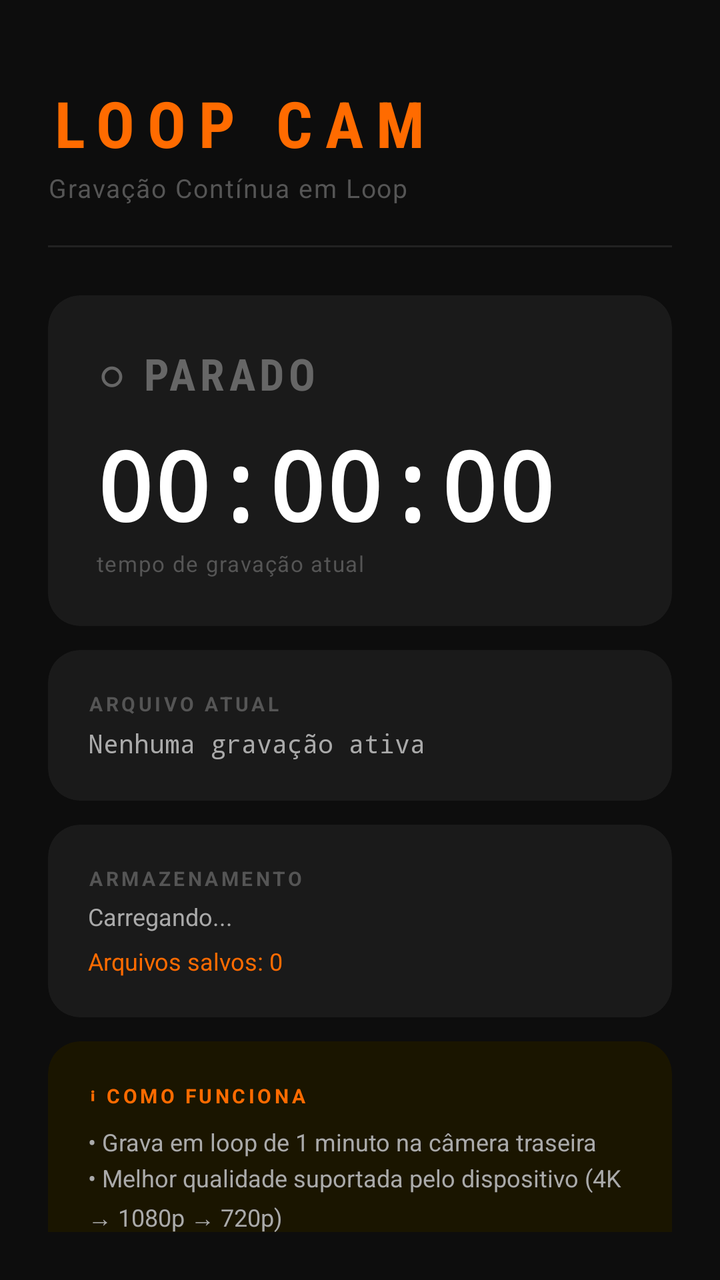
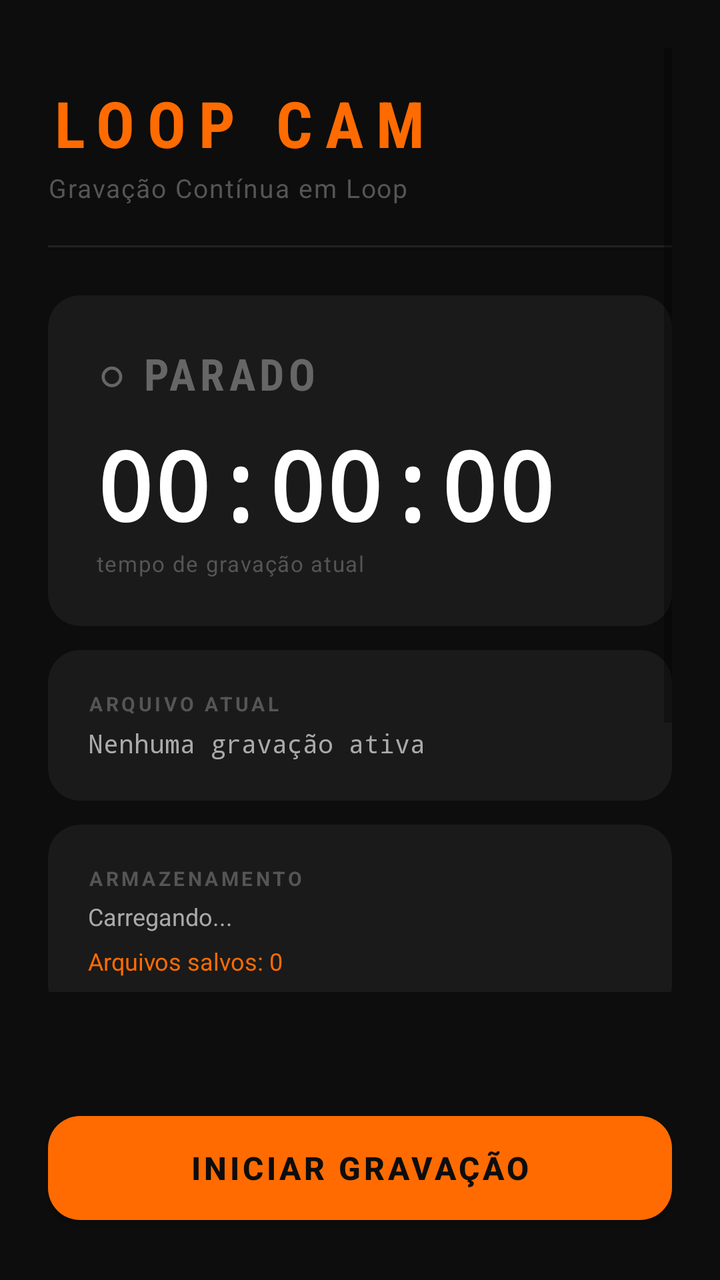

Before-and-after screenshots of an Android layout around one commit, followed by the original layout XML and the change that was made.
<!-- AndroidManifest.xml: application theme Theme.LoopCam -->
<!-- res/layout/activity_main.xml -->
<?xml version="1.0" encoding="utf-8"?>
<androidx.constraintlayout.widget.ConstraintLayout
    xmlns:android="http://schemas.android.com/apk/res/android"
    xmlns:app="http://schemas.android.com/apk/res-auto"
    android:layout_width="match_parent"
    android:layout_height="match_parent"
    android:background="@color/bg_dark"
    android:padding="24dp">

    
    <TextView
        android:id="@+id/tvAppName"
        android:layout_width="wrap_content"
        android:layout_height="wrap_content"
        android:text="LOOP CAM"
        android:textSize="32sp"
        android:textStyle="bold"
        android:letterSpacing="0.2"
        android:textColor="@color/accent_orange"
        android:fontFamily="sans-serif-condensed"
        app:layout_constraintTop_toTopOf="parent"
        app:layout_constraintStart_toStartOf="parent"
        android:layout_marginTop="16dp" />

    <TextView
        android:id="@+id/tvSubtitle"
        android:layout_width="wrap_content"
        android:layout_height="wrap_content"
        android:text="Gravação Contínua em Loop"
        android:textSize="13sp"
        android:textColor="@color/text_dim"
        android:letterSpacing="0.05"
        app:layout_constraintTop_toBottomOf="@id/tvAppName"
        app:layout_constraintStart_toStartOf="parent"
        android:layout_marginTop="2dp" />

    
    <View
        android:id="@+id/divider"
        android:layout_width="0dp"
        android:layout_height="1dp"
        android:background="@color/divider_color"
        android:layout_marginTop="20dp"
        app:layout_constraintTop_toBottomOf="@id/tvSubtitle"
        app:layout_constraintStart_toStartOf="parent"
        app:layout_constraintEnd_toEndOf="parent" />

    
    <androidx.cardview.widget.CardView
        android:id="@+id/cardStatus"
        android:layout_width="0dp"
        android:layout_height="wrap_content"
        android:layout_marginTop="24dp"
        app:cardBackgroundColor="@color/card_bg"
        app:cardCornerRadius="16dp"
        app:cardElevation="0dp"
        app:layout_constraintTop_toBottomOf="@id/divider"
        app:layout_constraintStart_toStartOf="parent"
        app:layout_constraintEnd_toEndOf="parent">

        <LinearLayout
            android:layout_width="match_parent"
            android:layout_height="wrap_content"
            android:orientation="vertical"
            android:padding="24dp">

            <TextView
                android:id="@+id/tvStatus"
                android:layout_width="wrap_content"
                android:layout_height="wrap_content"
                android:text="○ PARADO"
                android:textSize="22sp"
                android:textStyle="bold"
                android:fontFamily="sans-serif-condensed"
                android:letterSpacing="0.1"
                android:textColor="@color/stopped_gray" />

            <TextView
                android:id="@+id/tvTimer"
                android:layout_width="wrap_content"
                android:layout_height="wrap_content"
                android:text="00:00:00"
                android:textSize="48sp"
                android:textStyle="bold"
                android:fontFamily="monospace"
                android:textColor="@color/text_primary"
                android:layout_marginTop="8dp" />

            <TextView
                android:id="@+id/tvTimerLabel"
                android:layout_width="wrap_content"
                android:layout_height="wrap_content"
                android:text="tempo de gravação atual"
                android:textSize="11sp"
                android:textColor="@color/text_dim"
                android:letterSpacing="0.05" />

        </LinearLayout>
    </androidx.cardview.widget.CardView>

    
    <androidx.cardview.widget.CardView
        android:id="@+id/cardFile"
        android:layout_width="0dp"
        android:layout_height="wrap_content"
        android:layout_marginTop="12dp"
        app:cardBackgroundColor="@color/card_bg"
        app:cardCornerRadius="16dp"
        app:cardElevation="0dp"
        app:layout_constraintTop_toBottomOf="@id/cardStatus"
        app:layout_constraintStart_toStartOf="parent"
        app:layout_constraintEnd_toEndOf="parent">

        <LinearLayout
            android:layout_width="match_parent"
            android:layout_height="wrap_content"
            android:orientation="vertical"
            android:padding="20dp">

            <TextView
                android:layout_width="wrap_content"
                android:layout_height="wrap_content"
                android:text="ARQUIVO ATUAL"
                android:textSize="10sp"
                android:textColor="@color/text_dim"
                android:letterSpacing="0.15"
                android:textStyle="bold" />

            <TextView
                android:id="@+id/tvCurrentFile"
                android:layout_width="wrap_content"
                android:layout_height="wrap_content"
                android:text="Nenhuma gravação ativa"
                android:textSize="13sp"
                android:textColor="@color/text_secondary"
                android:fontFamily="monospace"
                android:layout_marginTop="4dp"
                android:ellipsize="start"
                android:singleLine="true" />

        </LinearLayout>
    </androidx.cardview.widget.CardView>

    
    <androidx.cardview.widget.CardView
        android:id="@+id/cardStats"
        android:layout_width="0dp"
        android:layout_height="wrap_content"
        android:layout_marginTop="12dp"
        app:cardBackgroundColor="@color/card_bg"
        app:cardCornerRadius="16dp"
        app:cardElevation="0dp"
        app:layout_constraintTop_toBottomOf="@id/cardFile"
        app:layout_constraintStart_toStartOf="parent"
        app:layout_constraintEnd_toEndOf="parent">

        <LinearLayout
            android:layout_width="match_parent"
            android:layout_height="wrap_content"
            android:orientation="vertical"
            android:padding="20dp">

            <TextView
                android:layout_width="wrap_content"
                android:layout_height="wrap_content"
                android:text="ARMAZENAMENTO"
                android:textSize="10sp"
                android:textColor="@color/text_dim"
                android:letterSpacing="0.15"
                android:textStyle="bold" />

            <TextView
                android:id="@+id/tvStorageInfo"
                android:layout_width="match_parent"
                android:layout_height="wrap_content"
                android:text="Carregando..."
                android:textSize="12sp"
                android:textColor="@color/text_secondary"
                android:layout_marginTop="4dp" />

            <TextView
                android:id="@+id/tvRecordingCount"
                android:layout_width="wrap_content"
                android:layout_height="wrap_content"
                android:text="Arquivos salvos: 0"
                android:textSize="12sp"
                android:textColor="@color/accent_orange"
                android:layout_marginTop="6dp" />

        </LinearLayout>
    </androidx.cardview.widget.CardView>

    
    <androidx.cardview.widget.CardView
        android:id="@+id/cardInfo"
        android:layout_width="0dp"
        android:layout_height="wrap_content"
        android:layout_marginTop="12dp"
        app:cardBackgroundColor="@color/card_bg_accent"
        app:cardCornerRadius="16dp"
        app:cardElevation="0dp"
        app:layout_constraintTop_toBottomOf="@id/cardStats"
        app:layout_constraintStart_toStartOf="parent"
        app:layout_constraintEnd_toEndOf="parent">

        <LinearLayout
            android:layout_width="match_parent"
            android:layout_height="wrap_content"
            android:orientation="vertical"
            android:padding="20dp">

            <TextView
                android:layout_width="wrap_content"
                android:layout_height="wrap_content"
                android:text="ℹ COMO FUNCIONA"
                android:textSize="10sp"
                android:textColor="@color/accent_orange"
                android:letterSpacing="0.15"
                android:textStyle="bold" />

            <TextView
                android:layout_width="match_parent"
                android:layout_height="wrap_content"
                android:text="• Grava em loop de 1 minuto na câmera traseira\n• Melhor qualidade suportada pelo dispositivo (4K → 1080p → 720p)\n• Apaga automaticamente os arquivos mais antigos quando o armazenamento encher\n• Continua gravando em background\n• Reinicia automaticamente após reinicialização do celular"
                android:textSize="12sp"
                android:textColor="@color/text_secondary"
                android:lineSpacingExtra="4dp"
                android:layout_marginTop="8dp" />

        </LinearLayout>
    </androidx.cardview.widget.CardView>

    
    <com.google.android.material.button.MaterialButton
        android:id="@+id/btnToggle"
        android:layout_width="0dp"
        android:layout_height="64dp"
        android:layout_marginTop="20dp"
        android:text="INICIAR GRAVAÇÃO"
        android:textSize="16sp"
        android:textStyle="bold"
        android:letterSpacing="0.1"
        android:textColor="@color/bg_dark"
        app:backgroundTint="@color/accent_orange"
        app:cornerRadius="16dp"
        app:layout_constraintTop_toBottomOf="@id/cardInfo"
        app:layout_constraintStart_toStartOf="parent"
        app:layout_constraintEnd_toEndOf="parent"
        app:layout_constraintBottom_toBottomOf="parent"
        android:layout_marginBottom="16dp" />

</androidx.constraintlayout.widget.ConstraintLayout>
<!-- resources referenced by this layout -->
<resources>
  <color name="accent_orange">#FF6B00</color>
  <color name="bg_dark">#0D0D0D</color>
  <color name="card_bg">#1A1A1A</color>
  <color name="card_bg_accent">#1A1500</color>
  <color name="divider_color">#222222</color>
  <color name="stopped_gray">#666666</color>
  <color name="text_dim">#555555</color>
  <color name="text_primary">#FFFFFF</color>
  <color name="text_secondary">#AAAAAA</color>
  <style name="Theme.LoopCam" parent="Theme.MaterialComponents.DayNight.NoActionBar">
          <item name="colorPrimary">@color/accent_orange</item>
          <item name="colorPrimaryVariant">@color/accent_orange</item>
          <item name="colorOnPrimary">@color/bg_dark</item>
          <item name="android:windowBackground">@color/bg_dark</item>
          <item name="android:statusBarColor">@color/bg_dark</item>
          <item name="android:navigationBarColor">@color/bg_dark</item>
      </style>
</resources>

<!-- the commit's change to res/layout/activity_main.xml (unified diff, before → after) -->
@@ -1,11 +1,22 @@
 <?xml version="1.0" encoding="utf-8"?>
-<androidx.constraintlayout.widget.ConstraintLayout
+<LinearLayout
     xmlns:android="http://schemas.android.com/apk/res/android"
     xmlns:app="http://schemas.android.com/apk/res-auto"
     android:layout_width="match_parent"
     android:layout_height="match_parent"
-    android:background="@color/bg_dark"
-    android:padding="24dp">
+    android:orientation="vertical"
+    android:background="@color/bg_dark">
+
+    <ScrollView
+        android:layout_width="match_parent"
+        android:layout_height="0dp"
+        android:layout_weight="1"
+        android:padding="24dp"
+        android:layout_marginBottom="8dp">
+
+        <androidx.constraintlayout.widget.ConstraintLayout
+            android:layout_width="match_parent"
+            android:layout_height="wrap_content">
 
     
     <TextView
@@ -230,23 +241,21 @@
         </LinearLayout>
     </androidx.cardview.widget.CardView>
 
+        </androidx.constraintlayout.widget.ConstraintLayout>
+    </ScrollView>
+
     
     <com.google.android.material.button.MaterialButton
         android:id="@+id/btnToggle"
-        android:layout_width="0dp"
+        android:layout_width="match_parent"
         android:layout_height="64dp"
-        android:layout_marginTop="20dp"
+        android:layout_margin="24dp"
         android:text="INICIAR GRAVAÇÃO"
         android:textSize="16sp"
         android:textStyle="bold"
         android:letterSpacing="0.1"
         android:textColor="@color/bg_dark"
         app:backgroundTint="@color/accent_orange"
-        app:cornerRadius="16dp"
-        app:layout_constraintTop_toBottomOf="@id/cardInfo"
-        app:layout_constraintStart_toStartOf="parent"
-        app:layout_constraintEnd_toEndOf="parent"
-        app:layout_constraintBottom_toBottomOf="parent"
-        android:layout_marginBottom="16dp" />
-
-</androidx.constraintlayout.widget.ConstraintLayout>
+        app:cornerRadius="16dp" />
+
+</LinearLayout>
